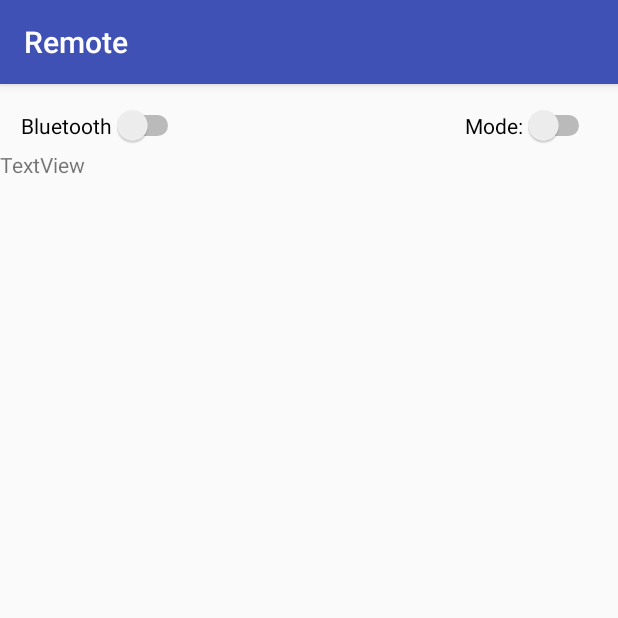
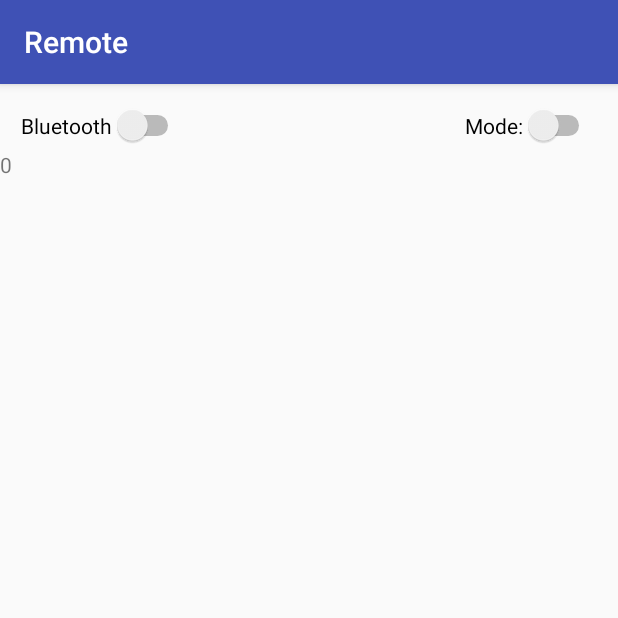
Before and after one commit to davgre1/control, an Android app: the screen it shows after launch (MainActivity), on a phone screen of 412 x 824 dp, the top half of it. Run offline under Robolectric (Android 15) with nearby library versions, the phone set to English and light mode, and no system bars.

Commit message:
Process of adding a text board

```diff
--- a/app/src/main/java/com/example/david/control/MainActivity.java
+++ b/app/src/main/java/com/example/david/control/MainActivity.java
@@ -11,6 +11,7 @@ import android.view.MotionEvent;
 import android.view.View;
 import android.widget.Button;
 import android.widget.Switch;
+import android.widget.TextView;
 
 import java.io.IOException;
 import java.io.OutputStream;
@@ -29,6 +30,7 @@ public class MainActivity extends AppCompatActivity {
     private BluetoothSocket socket;
     private BluetoothAdapter bluetoothAdapter;
     private OutputStream outputStream;
+    private TextView foundation;
 
     Button forwardButton, backwardButton, rightButton, leftButton, rightSpinButton, leftSpinButton, downSpeedButton, upSpeedButton, stopButton,
             button44;
@@ -37,10 +39,20 @@ public class MainActivity extends AppCompatActivity {
 
     private int[][] table;
 
+    int board[][] = {{0, 0, 0, 0},
+            {0, 0, 0, 0},
+            {0, 0, 0, 0},
+            {0, 0, 0, 0}
+    };
+
+    String newBoard;
+
     @Override
     protected void onCreate(Bundle savedInstanceState) {
         super.onCreate(savedInstanceState);
         setContentView(R.layout.activity_main);
+
+        foundation = findViewById(R.id.foundation);
 
         forwardButton = findViewById(R.id.forwardButton);
         backwardButton = findViewById(R.id.backwardButton);
@@ -60,13 +72,20 @@ public class MainActivity extends AppCompatActivity {
 
         modeButton.setChecked(false);
 
-        button44 = findViewById(R.id.button44);
+        //button44 = findViewById(R.id.button44);
 
         table = new int[9][9];
 
+        for (int row = 0; row < board.length; row++)
+        {
+            for (int column = 0; column < board[row].length; column++)
+            {
+                newBoard = Integer.toString(board[row][column]);
+            }
+        }
 
-        button44.setBackgroundColor(Color.BLACK);
-
+//        button44.setBackgroundColor(Color.BLACK);
+        foundation.setText(newBoard);
 
         forwardButton.setOnTouchListener(new View.OnTouchListener() {
             @Override
--- a/app/src/main/res/layout/activity_main.xml
+++ b/app/src/main/res/layout/activity_main.xml
@@ -14,8 +14,7 @@
         android:layout_alignParentStart="true"
         android:layout_alignParentTop="true"
         android:layout_marginStart="0dp"
-        android:layout_marginTop="44dp"
-        android:text="TextView" />
+        android:layout_marginTop="44dp" />
 
     <Button
         android:id="@+id/forwardButton"
```
